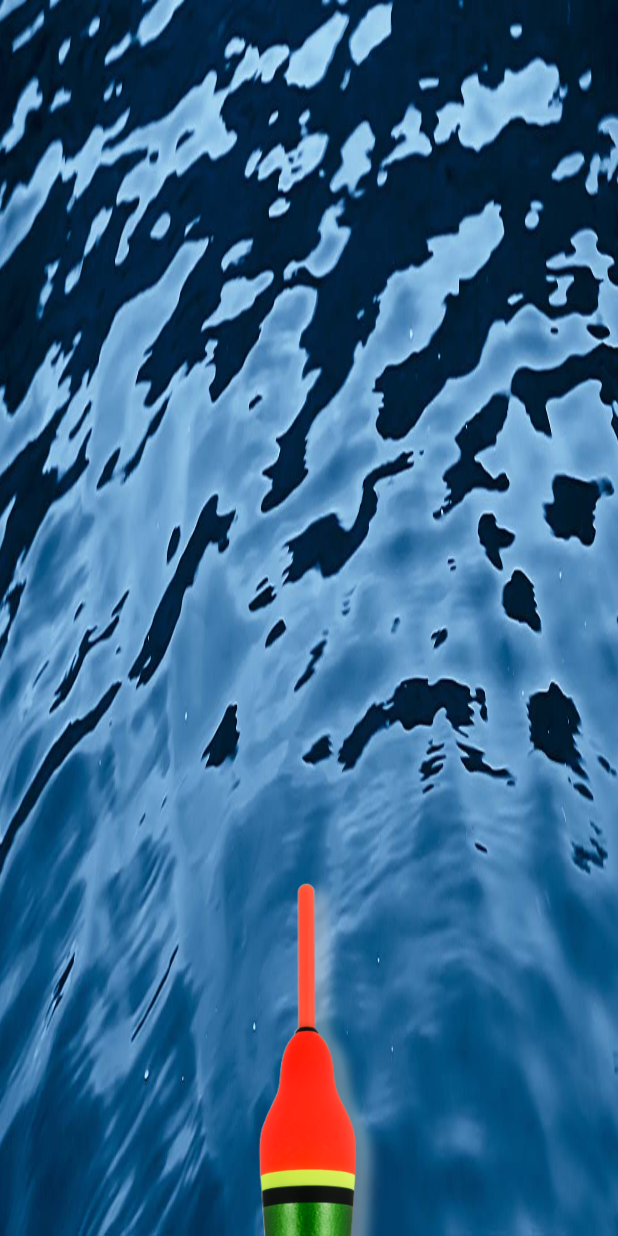
After one commit to EmiKrav/FishingGame, an Android app built with Jetpack Compose: the CastFragment screen opened through its navigation route, on a phone screen of 412 x 824 dp. The commit adds this screen. Run offline under Robolectric (Android 15) with nearby library versions, the phone set to English and light mode, and no system bars.

Commit message:
Egzamino Pasiruosimas

```diff
--- a/app/src/main/AndroidManifest.xml
+++ b/app/src/main/AndroidManifest.xml
@@ -2,6 +2,8 @@
 <manifest xmlns:android="http://schemas.android.com/apk/res/android"
     xmlns:tools="http://schemas.android.com/tools">
     <uses-permission android:name="android.permission.INTERNET" />
+    <uses-permission android:name="android.permission.WRITE_EXTERNAL_STORAGE"/>
+    <uses-permission android:name="android.permission.READ_EXTERNAL_STORAGE"/>
 
     <application
         android:allowBackup="true"
--- /dev/null
+++ b/app/src/main/java/com/example/fishinggame/CastFragment.kt
@@ -0,0 +1,93 @@
+package com.example.fishinggame
+
+
+import android.content.Context
+import android.hardware.Sensor
+import android.hardware.SensorEvent
+import android.hardware.SensorEventListener
+import android.hardware.SensorManager
+import android.os.Bundle
+import android.view.LayoutInflater
+import android.view.View
+import android.view.ViewGroup
+import android.widget.ImageView
+import androidx.fragment.app.Fragment
+import com.example.fishinggame.databinding.FragmentCastBinding
+import java.util.Objects
+import kotlin.math.pow
+import kotlin.math.sqrt
+
+
+class CastFragment: Fragment() {
+
+
+    // Declaring sensorManager
+    // and acceleration constants
+    private var sensorManager: SensorManager? = null
+    private var acceleration = 0f
+    private var currentAcceleration = 0f
+    private var lastAcceleration = 0f
+
+
+    override fun onCreateView(
+        inflater: LayoutInflater, container: ViewGroup?,
+        savedInstanceState: Bundle?
+    ): View? {
+        val binding = FragmentCastBinding.inflate(inflater)
+
+        sensorManager = context?.getSystemService(Context.SENSOR_SERVICE) as SensorManager
+
+        Objects.requireNonNull(sensorManager)!!
+            .registerListener(sensorListener, sensorManager!!
+                .getDefaultSensor(Sensor.TYPE_ACCELEROMETER), SensorManager.SENSOR_DELAY_NORMAL)
+
+        acceleration = 10f
+        currentAcceleration = SensorManager.GRAVITY_EARTH
+        lastAcceleration = SensorManager.GRAVITY_EARTH
+
+
+        return binding.root
+    }
+    private val sensorListener: SensorEventListener = object : SensorEventListener {
+        override fun onSensorChanged(event: SensorEvent) {
+
+            // Fetching x,y,z values
+            val x = event.values[0]
+            val y = event.values[1]
+            val z = event.values[2]
+            lastAcceleration = currentAcceleration
+
+            // Getting current accelerations
+            // with the help of fetched x,y,z values
+            currentAcceleration = sqrt((x * x + y * y + z * z).toDouble()).toFloat()
+            val delta: Float = currentAcceleration - lastAcceleration
+            acceleration = acceleration * 0.9f + delta
+
+            // Display a Toast message if
+            // acceleration value is over 12
+            if (acceleration > 3) {
+                //Toast.makeText(activity, "Shake event detected", Toast.LENGTH_SHORT).show()
+               val img =  view?.findViewById<ImageView>(R.id.imageView11)
+                if (img != null) {
+                    img.x = x.toDouble().pow(2.0).toInt().toFloat();
+                    img.y = y.toDouble().pow(2.0).toInt().toFloat();
+                 //   img.z =Math.pow(z.toDouble(), 2.0).toInt().toFloat();
+                }
+            }
+        }
+        override fun onAccuracyChanged(sensor: Sensor, accuracy: Int) {}
+    }
+
+    override fun onResume() {
+        sensorManager?.registerListener(sensorListener, sensorManager!!.getDefaultSensor(
+            Sensor .TYPE_ACCELEROMETER), SensorManager.SENSOR_DELAY_NORMAL
+        )
+        super.onResume()
+    }
+
+    override fun onPause() {
+        sensorManager!!.unregisterListener(sensorListener)
+        super.onPause()
+    }
+
+}
--- a/app/src/main/java/com/example/fishinggame/Fishes.kt
+++ b/app/src/main/java/com/example/fishinggame/Fishes.kt
@@ -128,7 +128,7 @@ Fish(        "Common Pandora ",
     Fish(    "Garfish ",
         "https://static.fishingbooker.com/public/images/fish/275x160/garfish.png"),
    Fish(     "Geelbek (Cape Salmon) ",
-       "https://static.fishingbooker.com/public/images/fish/275x160/geelbek-cape-salmon).png"),
+       "https://static.fishingbooker.com/public/images/fish/275x160/geelbek-cape-salmon.png"),
    Fish(     "Gilt-head (Seabream) ",
        "https://static.fishingbooker.com/public/images/fish/275x160/gilt-head-seabream.png"),
    Fish(     "Golden Dorado ",
@@ -228,7 +228,7 @@ Fish(        "Common Pandora ",
   Fish(      "Morwong ",
       "https://static.fishingbooker.com/public/images/fish/275x160/morwong.png"),
   Fish(      "Murray Cod ",
-      "https://static.fishingbooker.com/public/images/fish/275x160/murray-co.png"),
+      "https://static.fishingbooker.com/public/images/fish/275x160/murray-cod.png"),
   Fish(      "Muskellunge (Musky) ",
       "https://static.fishingbooker.com/public/images/fish/275x160/muskellunge-musky.png"),
  Fish(       "Musselcracker ",
--- /dev/null
+++ b/app/src/main/res/layout/fragment_cast.xml
@@ -0,0 +1,20 @@
+<?xml version="1.0" encoding="utf-8"?>
+<androidx.constraintlayout.widget.ConstraintLayout xmlns:android="http://schemas.android.com/apk/res/android"
+    xmlns:app="http://schemas.android.com/apk/res-auto"
+    xmlns:tools="http://schemas.android.com/tools"
+    android:layout_width="match_parent"
+    android:layout_height="match_parent"
+    android:background="@drawable/water"
+    tools:context=".CastFragment">
+
+    <ImageView
+        android:id="@+id/imageView11"
+        android:layout_width="173dp"
+        android:layout_height="244dp"
+        android:src="@drawable/plude2"
+        app:layout_constraintBottom_toBottomOf="parent"
+        app:layout_constraintEnd_toEndOf="parent"
+        app:layout_constraintStart_toStartOf="parent"
+        app:layout_constraintTop_toTopOf="parent"
+        app:layout_constraintVertical_bias="1.0" />
+</androidx.constraintlayout.widget.ConstraintLayout>
--- a/app/src/main/res/navigation/nav_graph.xml
+++ b/app/src/main/res/navigation/nav_graph.xml
@@ -81,6 +81,9 @@
         <action
             android:id="@+id/action_menuFragment_to_fishAlbumFragment"
             app:destination="@id/fishAlbumFragment" />
+        <action
+            android:id="@+id/action_menuFragment_to_castFragment"
+            app:destination="@id/castFragment" />
     </fragment>
     <fragment
         android:id="@+id/historyFragment"
@@ -129,4 +132,9 @@
         android:name="com.example.fishinggame.FishAlbumFragment"
         android:label="fragment_fish_album"
         tools:layout="@layout/fragment_fish_album" />
+    <fragment
+        android:id="@+id/castFragment"
+        android:name="com.example.fishinggame.CastFragment"
+        android:label="fragment_cast"
+        tools:layout="@layout/fragment_cast" />
 </navigation>
--- a/build.gradle.kts
+++ b/build.gradle.kts
@@ -6,10 +6,10 @@ buildscript {
         google()
     }
     dependencies {
-        val nav_version = "2.7.7"
-        classpath("androidx.navigation:navigation-safe-args-gradle-plugin:$nav_version")
+        classpath("androidx.navigation:navigation-safe-args-gradle-plugin:2.7.7")
         classpath("com.google.gms:google-services:4.4.1")
         classpath("org.jetbrains.kotlin:kotlin-gradle-plugin:1.8.0")
+
     }
 }
 
```
Also changed, not shown: app/src/main/java/com/example/fishinggame/CalculateLettersFragment.kt (added, +86 -0 lines), app/src/main/java/com/example/fishinggame/EgzoSkritulys.kt (added, +50 -0 lines), app/src/main/java/com/example/fishinggame/ShopFragment.kt (+0 -7 lines), app/src/main/res/layout/activity_main_screen.xml (deleted, +0 -21 lines), app/src/main/res/layout/fragment_calculate_letters.xml (added, +45 -0 lines).
